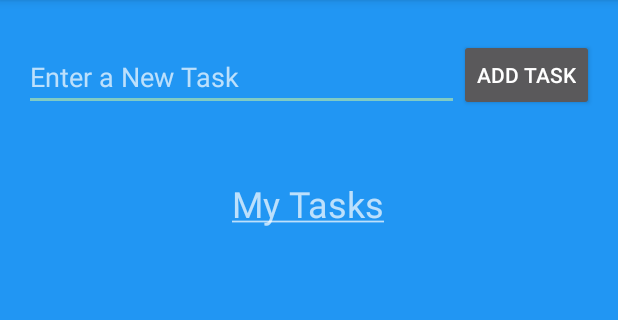
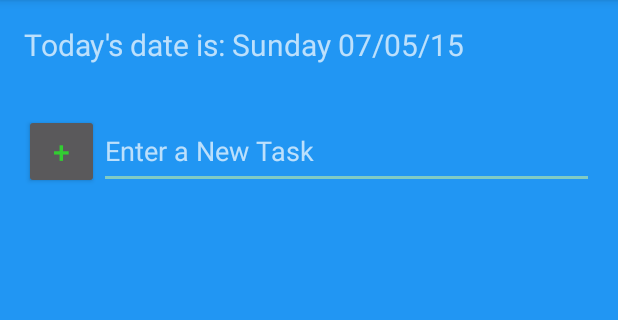
Before and after one commit to akshayvk/Taskr, an Android app: the screen it shows after launch (MainPage), on a phone screen of 412 x 824 dp, the part 84-404 px from its top. Run offline under Robolectric (Android 15) with nearby library versions, the phone set to English and light mode, and no system bars.

Commit message:
new update

```diff
--- a/app/build.gradle
+++ b/app/build.gradle
@@ -6,10 +6,10 @@ android {
 
     defaultConfig {
         applicationId "com.akshaykavthekar.taskr"
-        minSdkVersion 11
+        minSdkVersion 14
         targetSdkVersion 22
-        versionCode 1
-        versionName "1.0"
+        versionCode 4
+        versionName "1.0.3"
     }
     buildTypes {
         release {
--- a/app/src/main/res/layout/activity_main_page.xml
+++ b/app/src/main/res/layout/activity_main_page.xml
@@ -14,36 +14,40 @@
     tools:context=".MainPage">
 
 
-
-
+    <TextView
+        android:layout_width="fill_parent"
+        android:layout_height="40dp"
+        android:textSize="20dp"
+        android:layout_alignParentTop="true"
+        android:layout_alignParentLeft="true"
+        android:layout_alignParentStart="true"
+        android:layout_centerHorizontal="true"
+        android:id="@+id/date" />
 
 
     <Button
-        android:layout_width="wrap_content"
-        android:layout_height="wrap_content"
-        android:text="Add Task"
+        android:layout_width="50dp"
+        android:layout_height="50dp"
+        android:text="+"
+        android:textColor="#32cd32"
+        android:textSize="20dp"
         android:onClick="sendMessage"
-        android:layout_marginTop="10dp"
+        android:layout_marginTop="60dp"
         android:id="@+id/button"
-        android:layout_alignParentRight="true"
-        android:layout_alignParentEnd="true" />
-        <!--<TextView
-           android:layout_width="wrap_content"
-           android:layout_height="wrap_content"
-           android:textAppearance="?android:attr/textAppearanceLarge"
-           android:text="Welcome to BlueToDo!"
-           android:id="@+id/textView2"
-           android:layout_centerHorizontal="true" />
-        --><!--android:layout_below="@+id/textView2"-->
+        android:layout_alignParentLeft="true"
+         />
+
        <EditText
            android:layout_width="wrap_content"
-           android:layout_height="45dp"
+           android:layout_height="75dp"
            android:id="@+id/editMessage"
+           android:hint="Enter a New Task"
            android:layout_alignBottom="@+id/button"
-           android:hint="Enter a New Task"
-           android:layout_toLeftOf="@+id/button"
-           android:layout_alignParentLeft="true"
-           android:layout_alignParentStart="true" />
+           android:layout_alignRight="@+id/date"
+           android:layout_alignEnd="@+id/date"
+           android:layout_toRightOf="@+id/button"
+           android:layout_toEndOf="@+id/button"
+           android:layout_alignTop="@+id/button" />
 
 
        <LinearLayout
@@ -53,32 +57,19 @@
            android:focusable="false"
            android:focusableInTouchMode="false"
            android:orientation="vertical"
-           android:layout_below="@id/editMessage"
-           android:layout_centerVertical="true"
-           android:layout_alignRight="@id/button"
-           android:layout_alignEnd="@id/button">
-           <TextView
-               android:layout_width="wrap_content"
-               android:layout_height="wrap_content"
-               android:textAppearance="?android:attr/textAppearanceMedium"
-               android:text="@string/heading"
-               android:textSize="24sp"
-               android:id="@+id/heading"
-               android:layout_gravity="center_horizontal"
-               android:layout_centerVertical="true"
-               android:layout_centerHorizontal="true"
-               android:layout_marginTop="45dp"
-               android:layout_marginBottom="25dp"/>
+           android:layout_marginTop="40dp"
+           android:layout_below="@+id/editMessage"
+           android:layout_centerHorizontal="true">
+
        </LinearLayout>
        <Button
            style="?android:attr/buttonStyleSmall"
            android:layout_width="wrap_content"
            android:layout_height="match_parent"
-           android:text="Clear Finished Tasks?"
+           android:text="Clear Finished Tasks"
            android:onClick="clearTasks"
            android:id="@+id/clear"
            android:layout_below="@id/failure_reasonslist"
-
            android:visibility="invisible"
            android:layout_marginTop="15dp"
            android:layout_alignParentLeft="true"
--- a/app/src/main/res/menu/menu_main_page.xml
+++ b/app/src/main/res/menu/menu_main_page.xml
@@ -2,6 +2,7 @@
     xmlns:app="http://schemas.android.com/apk/res-auto"
     xmlns:tools="http://schemas.android.com/tools"
     tools:context=".MainPage">
+
     <item android:id="@+id/action_settings" android:title="Delete List"
         android:orderInCategory="100" app:showAsAction="always"/>
 
--- a/app/src/main/res/values/strings.xml
+++ b/app/src/main/res/values/strings.xml
@@ -3,4 +3,8 @@
     <string name="welcome">Welcome to BlueToDo!</string>
     <string name="action_settings">Settings</string>
     <string name="heading"><u>My Tasks</u></string>
+    <string name="title_activity_date">DateActivity</string>
+
+    <string name="hello_world">Hello world!</string>
+    <string name="title_activity_deadline">DeadlineActivity</string>
 </resources>
```
Also changed, not shown: app/src/main/AndroidManifest.xml (+10 -6 lines), app/src/main/java/com/akshaykavthekar/taskr/DateActivity.java (added, +68 -0 lines), app/src/main/java/com/akshaykavthekar/taskr/MainPage.java (+141 -30 lines), app/src/main/res/layout/activity_date.xml (added, +32 -0 lines), app/src/main/res/menu/menu_date.xml (added, +7 -0 lines), 1 other file.
